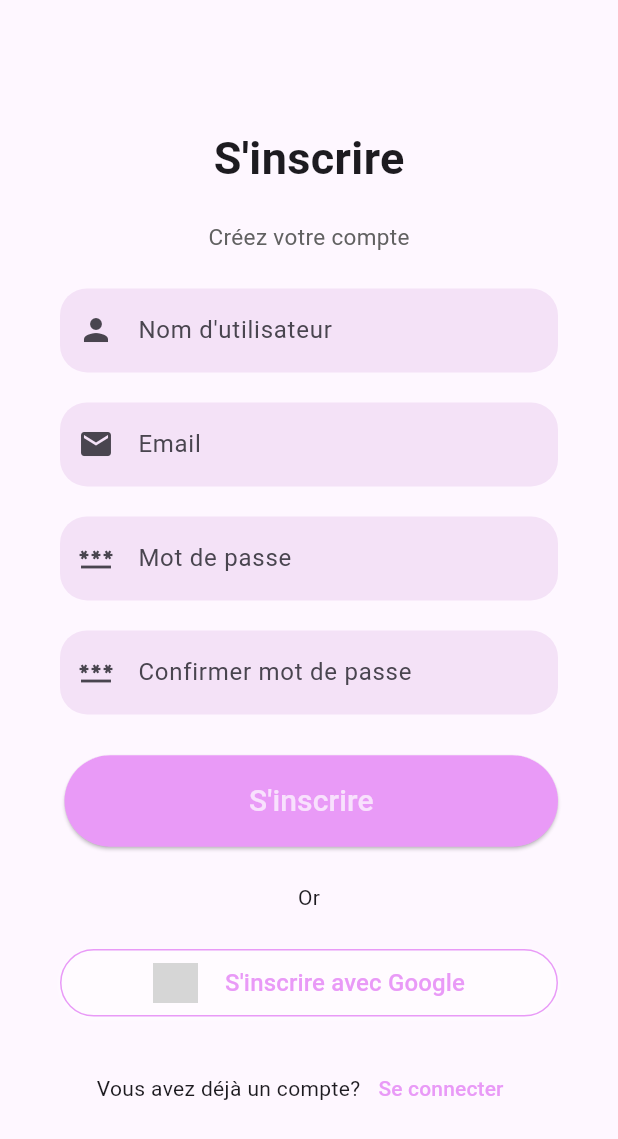
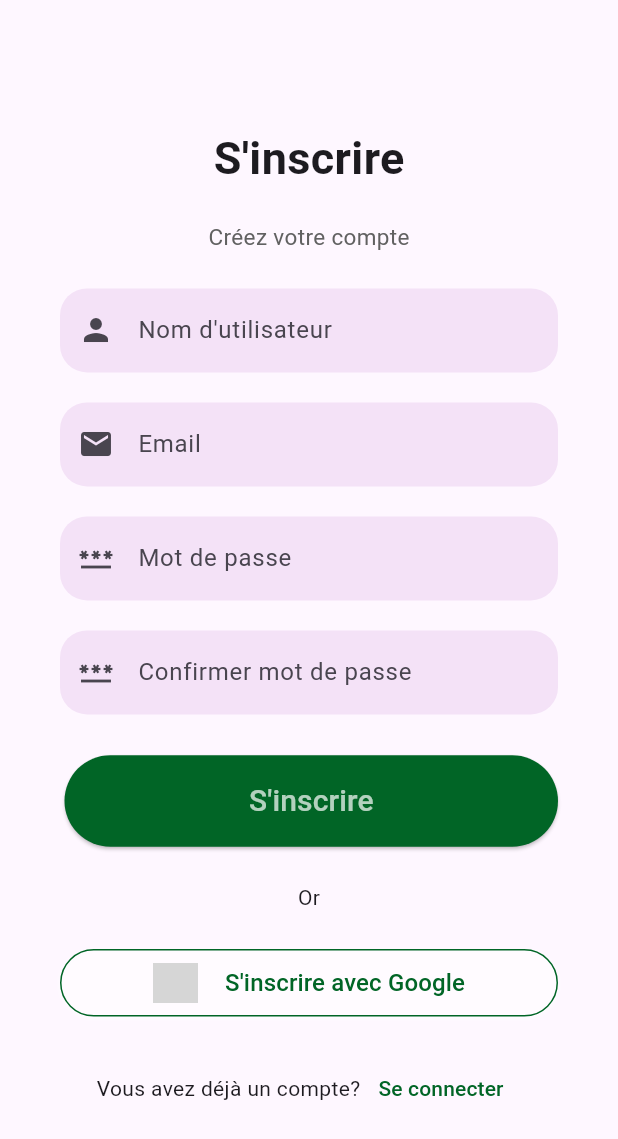
Before and after one commit to presi7/Jangalma, a Flutter app: the screen it shows after launch, after a tap on "Se connecter", after a tap on "S'inscrire", on a phone screen of 412 x 824 dp. Shown: the top 1139 px of the screen. Run offline on Flutter 3.47's test engine with Material 3 defaults, Android fonts, the phone set to English and light mode, and no system bars; our stand-ins replace carousel_slider, video_player; grey boxes are pictures that could not be loaded.

Commit message:
modifications apportees

```diff
--- a/lib/pages/details_maitre.dart
+++ b/lib/pages/details_maitre.dart
@@ -40,7 +40,7 @@ class DetailsMaitre extends StatelessWidget {
     return Scaffold(
       appBar: AppBar(
         title: Text(maitre.nom),
-        backgroundColor: const Color.fromARGB(255, 233, 154, 247),
+        backgroundColor: const Color.fromARGB(255, 1, 101, 38),
       ),
       body: Padding(
         padding: const EdgeInsets.all(16.0),
--- a/lib/pages/home_page.dart
+++ b/lib/pages/home_page.dart
@@ -45,7 +45,7 @@ class _HomePageState extends State<HomePage> {
               style: TextStyle(
                 fontSize: 36,
                 fontWeight: FontWeight.bold,
-                color: Color.fromARGB(255, 233, 154, 247),
+                color: Color.fromARGB(255, 1, 101, 38),
               ),
             ),
             const SizedBox(height: 20),
@@ -159,13 +159,13 @@ class _HomePageState extends State<HomePage> {
           ),
         ],
         currentIndex: _selectedIndex,
-        selectedItemColor: const Color.fromARGB(255, 233, 154, 247),
+        selectedItemColor: const Color.fromARGB(255, 1, 101, 38),
         onTap: (index) {
           setState(() {
             _selectedIndex = index;
           });
         },
-        unselectedItemColor: Colors.purple.withOpacity(0.3),
+        unselectedItemColor: const Color.fromARGB(255, 1, 101, 38).withOpacity(0.3),
       ),
     );
   }
--- a/lib/pages/liste_maitres.dart
+++ b/lib/pages/liste_maitres.dart
@@ -125,7 +125,7 @@ class _ListeMaitresState extends State<ListeMaitres> {
             SizedBox(height: 13.0),
           ],
         ),
-        backgroundColor: const Color.fromARGB(255, 233, 154, 247),
+        backgroundColor: const Color.fromARGB(255, 1, 101, 38),
         bottom: PreferredSize(
           preferredSize: const Size.fromHeight(50.0),
           child: Padding(
--- a/lib/pages/login_page.dart
+++ b/lib/pages/login_page.dart
@@ -49,7 +49,7 @@ class _LoginPageState extends State<LoginPage> {
         SizedBox(height: 8),
         Text(
           "Kaay Jang",
-          style: TextStyle(fontSize: 36, fontWeight: FontWeight.bold, color: Color.fromARGB(255, 233, 154, 247)),
+          style: TextStyle(fontSize: 36, fontWeight: FontWeight.bold, color: Color.fromARGB(255, 1, 101, 38)),
         ),
         SizedBox(height: 30),
         Text("Entrez vos identifiants pour vous connecter"),
@@ -114,7 +114,7 @@ class _LoginPageState extends State<LoginPage> {
           style: ElevatedButton.styleFrom(
             shape: const StadiumBorder(),
             padding: const EdgeInsets.symmetric(vertical: 16),
-            backgroundColor: const Color.fromARGB(255, 233, 154, 247),
+            backgroundColor: const Color.fromARGB(255, 1, 101, 38),
           ),
           child: const Text(
             "Se connecter",
@@ -130,7 +130,7 @@ class _LoginPageState extends State<LoginPage> {
       onPressed: () {},
       child: const Text(
         "Mot de passe oublie?",
-        style: TextStyle(color: Color.fromARGB(255, 233, 154, 247)),
+        style: TextStyle(color: Color.fromARGB(255, 1, 101, 38)),
       ),
     );
   }
@@ -149,7 +149,7 @@ class _LoginPageState extends State<LoginPage> {
           },
           child: const Text(
             "S'inscrire",
-            style: TextStyle(color: Color.fromARGB(255, 233, 154, 247)),
+            style: TextStyle(color: Color.fromARGB(255, 1, 101, 38)),
           ),
         ),
       ],
--- a/lib/pages/signup_page.dart
+++ b/lib/pages/signup_page.dart
@@ -153,7 +153,7 @@ class _SignupPageState extends State<SignupPage> {
                       style: ElevatedButton.styleFrom(
                         shape: const StadiumBorder(),
                         padding: const EdgeInsets.symmetric(vertical: 16),
-                        backgroundColor: const Color.fromARGB(255, 233, 154, 247),
+                        backgroundColor: const Color.fromARGB(255, 1, 101, 38),
                       ),
                       child: const Text(
                         "S'inscrire",
@@ -167,7 +167,7 @@ class _SignupPageState extends State<SignupPage> {
                     decoration: BoxDecoration(
                       borderRadius: BorderRadius.circular(25),
                       border: Border.all(
-                        color: const Color.fromARGB(255, 233, 154, 247),
+                        color: const Color.fromARGB(255, 1, 101, 38),
                       ),
                       boxShadow: [
                         BoxShadow(
@@ -200,7 +200,7 @@ class _SignupPageState extends State<SignupPage> {
                             "S'inscrire avec Google",
                             style: TextStyle(
                               fontSize: 16,
-                              color: Color.fromARGB(255, 233, 154, 247),
+                              color: Color.fromARGB(255, 1, 101, 38),
                             ),
                           ),
                         ],
@@ -220,7 +220,7 @@ class _SignupPageState extends State<SignupPage> {
                         },
                         child: const Text(
                           "Se connecter",
-                          style: TextStyle(color: Color.fromARGB(255, 233, 154, 247)),
+                          style: TextStyle(color: Color.fromARGB(255, 1, 101, 38)),
                         ),
                       ),
                     ],
--- a/pubspec.yaml
+++ b/pubspec.yaml
@@ -38,6 +38,8 @@ dependencies:
   url_launcher: ^6.3.0
   video_player: ^2.9.1
   carousel_slider: ^5.0.0
+  http: ^1.2.2
+  provider: ^6.1.2
 
 dev_dependencies:
   flutter_test:
```
Also changed, not shown: lib/pages/cours_page.dart (+9 -3 lines), lib/pages/profile_page.dart (+21 -2 lines), pubspec.lock.
